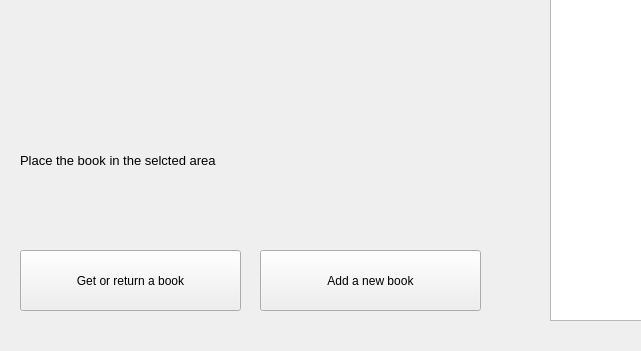
Before: the Qt Designer form src/GUI/ui/AdminWin.ui in itlab-vision/openvino-smart-library, drawn with Qt 5; both pictures show x 0 to 641 and y 330 to 681 of the 1280 by 681 pixel window.
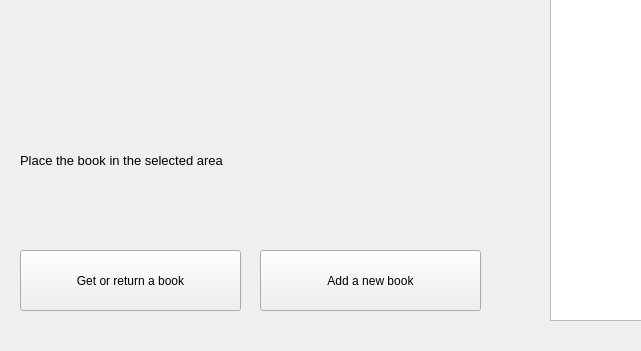
After: the same form once the commit is applied.

The edit to the form file:
```diff
--- a/src/GUI/ui/AdminWin.ui
+++ b/src/GUI/ui/AdminWin.ui
@@ -148,7 +148,7 @@
      <rect>
       <x>20</x>
       <y>470</y>
-      <width>481</width>
+      <width>331</width>
       <height>41</height>
      </rect>
     </property>
@@ -158,7 +158,7 @@
      </font>
     </property>
     <property name="text">
-     <string>Place the book in the selcted area</string>
+     <string>Place the book in the selected area</string>
     </property>
    </widget>
   </widget>
```
